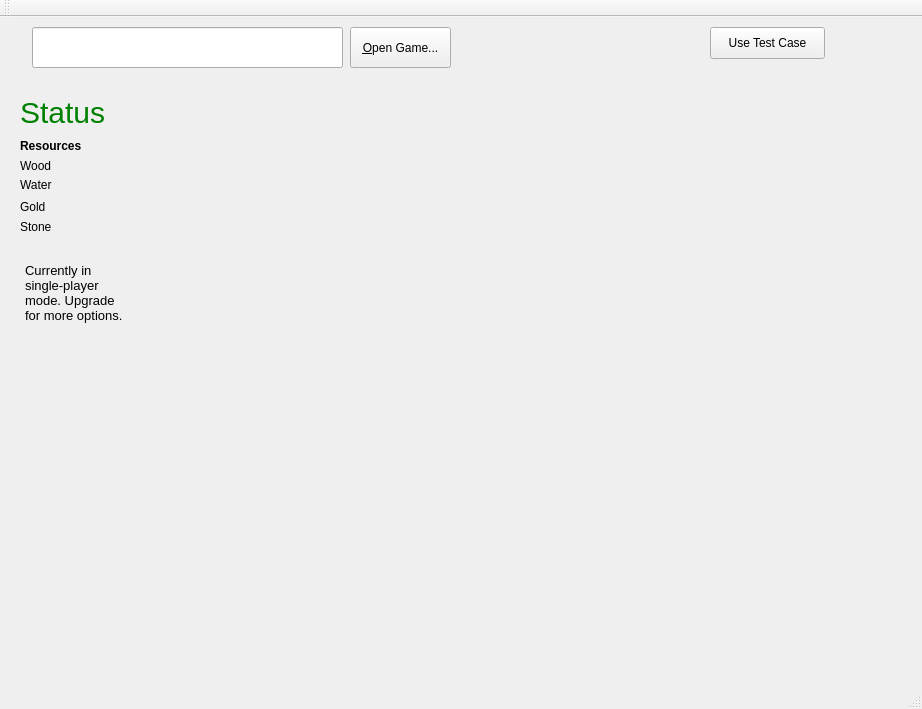
The window that road_race/roadrace.ui (bjuppl/roadrace) describes before a commit, drawn with Qt 5.
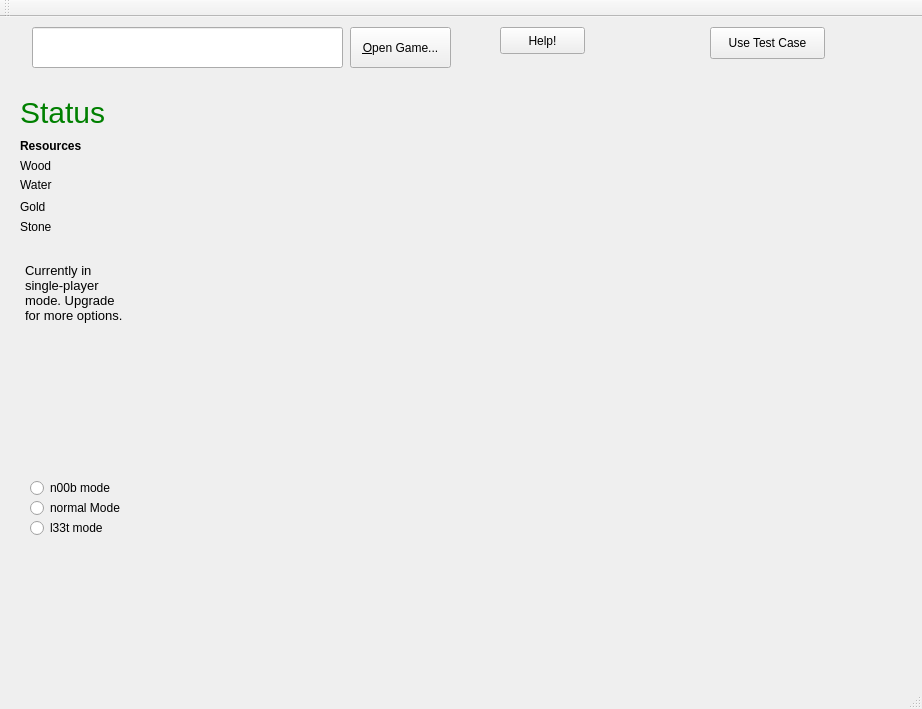
The same window after the commit.

The edit to the form file:
```diff
--- a/road_race/roadrace.ui
+++ b/road_race/roadrace.ui
@@ -230,8 +230,60 @@
      <string>&lt;!DOCTYPE HTML PUBLIC &quot;-//W3C//DTD HTML 4.0//EN&quot; &quot;http://www.w3.org/TR/REC-html40/strict.dtd&quot;&gt;
 &lt;html&gt;&lt;head&gt;&lt;meta name=&quot;qrichtext&quot; content=&quot;1&quot; /&gt;&lt;style type=&quot;text/css&quot;&gt;
 p, li { white-space: pre-wrap; }
-&lt;/style&gt;&lt;/head&gt;&lt;body style=&quot; font-family:'.Helvetica Neue DeskInterface'; font-size:13pt; font-weight:400; font-style:normal;&quot;&gt;
-&lt;p style=&quot; margin-top:0px; margin-bottom:0px; margin-left:0px; margin-right:0px; -qt-block-indent:0; text-indent:0px;&quot;&gt;&lt;span style=&quot; font-size:10pt;&quot;&gt;Currently in single-player mode. Upgrade for more options.&lt;/span&gt;&lt;/p&gt;&lt;/body&gt;&lt;/html&gt;</string>
+&lt;/style&gt;&lt;/head&gt;&lt;body style=&quot; font-family:'Droid Sans'; font-size:10pt; font-weight:400; font-style:normal;&quot;&gt;
+&lt;p style=&quot; margin-top:0px; margin-bottom:0px; margin-left:0px; margin-right:0px; -qt-block-indent:0; text-indent:0px;&quot;&gt;&lt;span style=&quot; font-family:'.Helvetica Neue DeskInterface';&quot;&gt;Currently in single-player mode. Upgrade for more options.&lt;/span&gt;&lt;/p&gt;&lt;/body&gt;&lt;/html&gt;</string>
+    </property>
+   </widget>
+   <widget class="QPushButton" name="helpBtn">
+    <property name="geometry">
+     <rect>
+      <x>500</x>
+      <y>10</y>
+      <width>85</width>
+      <height>27</height>
+     </rect>
+    </property>
+    <property name="text">
+     <string>Help!</string>
+    </property>
+   </widget>
+   <widget class="QRadioButton" name="EsyBtn">
+    <property name="geometry">
+     <rect>
+      <x>30</x>
+      <y>460</y>
+      <width>102</width>
+      <height>22</height>
+     </rect>
+    </property>
+    <property name="text">
+     <string>n00b mode</string>
+    </property>
+   </widget>
+   <widget class="QRadioButton" name="MedBtn">
+    <property name="geometry">
+     <rect>
+      <x>30</x>
+      <y>480</y>
+      <width>102</width>
+      <height>22</height>
+     </rect>
+    </property>
+    <property name="text">
+     <string>normal Mode</string>
+    </property>
+   </widget>
+   <widget class="QRadioButton" name="HardBtn">
+    <property name="geometry">
+     <rect>
+      <x>30</x>
+      <y>500</y>
+      <width>102</width>
+      <height>22</height>
+     </rect>
+    </property>
+    <property name="text">
+     <string>l33t mode</string>
     </property>
    </widget>
   </widget>
```
